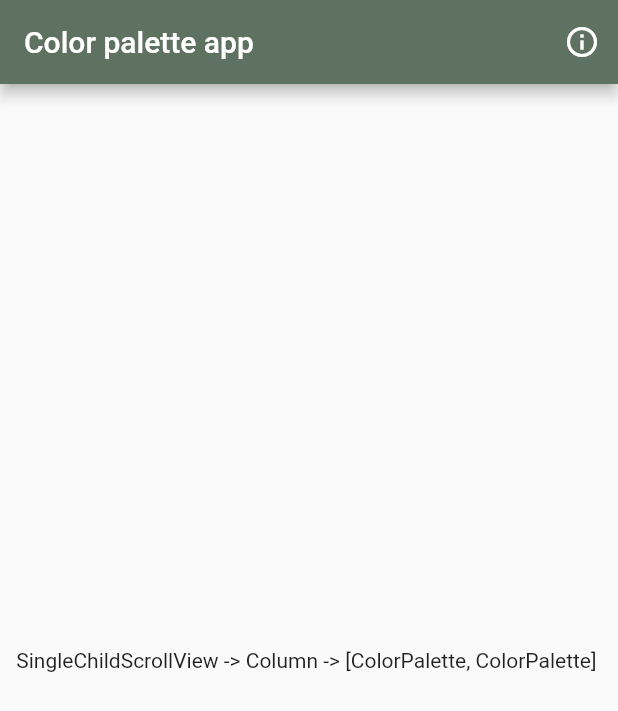
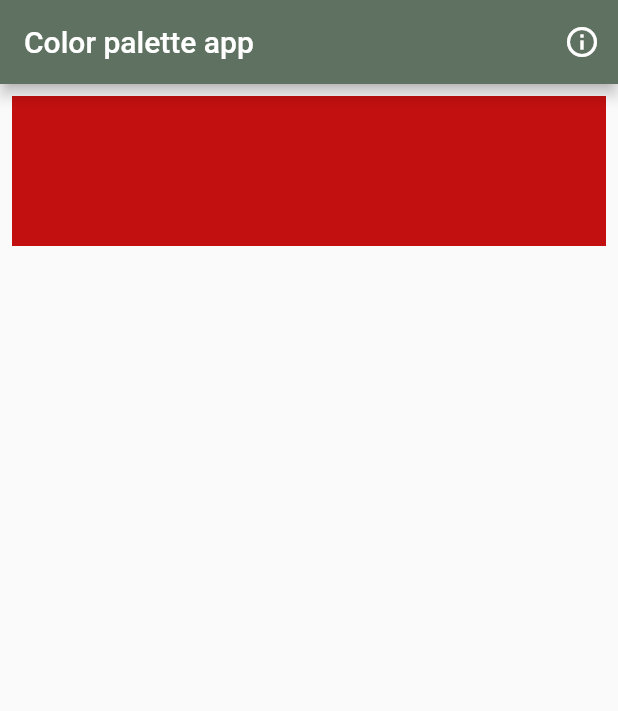
Before and after one commit to angulojd/f_color_palette_solution_202230, a Flutter app: the screen it shows after launch, on a phone screen of 412 x 824 dp. Shown: the top 711 px of the screen. Run offline on Flutter 3.47's test engine with Material 2 defaults, Android fonts, the phone set to English and light mode, and no system bars; our stand-ins replace get, loggy.

Commit message:
segundo commit

```diff
--- a/lib/ui/pages/color_selection_page.dart
+++ b/lib/ui/pages/color_selection_page.dart
@@ -25,10 +25,12 @@ class ColorSelectionPage extends StatelessWidget {
           ],
         ),
         // https://colorhunt.co/
-        body: (const Center(
-          child: Text(
-              "SingleChildScrollView -> Column -> [ColorPalette, ColorPalette] "),
-        )));
+        body: SingleChildScrollView(
+          child: Column(
+            children: [
+              ColorPalette(baseColor: 'C21010',)
+              ]),
+              ));
   }
 
   // está es la función que será llamada con cada click a un ColorPalette
--- a/lib/ui/widgets/color_palette.dart
+++ b/lib/ui/widgets/color_palette.dart
@@ -5,11 +5,11 @@ class ColorPalette extends StatelessWidget {
   const ColorPalette({
     Key? key,
     // así se reciben en el constructor, por ejemplo
-    //required this.baseColor,
+    required this.baseColor,
   }) : super(key: key);
 
   // atributos de la clase, por ejemplo
-  //final String baseColor;
+  final String baseColor;
 
   // también se puede tener como un atributo un callback, necesiario ya que es un
   // widget sin estado, por ejemplo
@@ -21,8 +21,13 @@ class ColorPalette extends StatelessWidget {
     return Padding(
       padding: const EdgeInsets.all(8.0),
       // vamos a mostrar los elementos en un row
-      child: Text(
-          'Row -> [Expanded(flex: 4,GestureDetector(Container(height: 100, color: ColorUtils.FromHex(baseColor))) )]'),
+      child:
+      Row(children: [
+        Expanded(
+          child: GestureDetector(
+          child: Container(
+            height: 100, color: ColorUtils.FromHex(baseColor),)),)
+      ],)
     );
   }
 }
```
